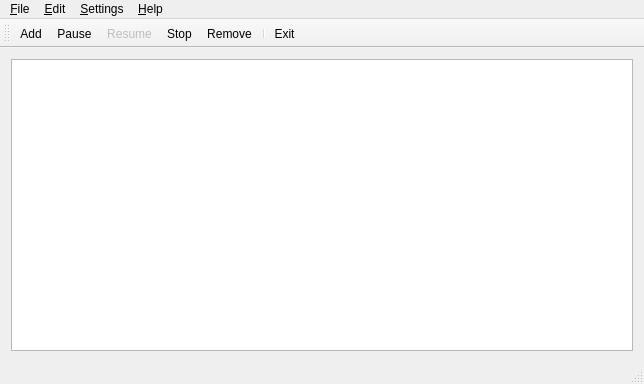
Qt form ui/mainwindow.ui (Alir3z4/yoDownet) before a commit.
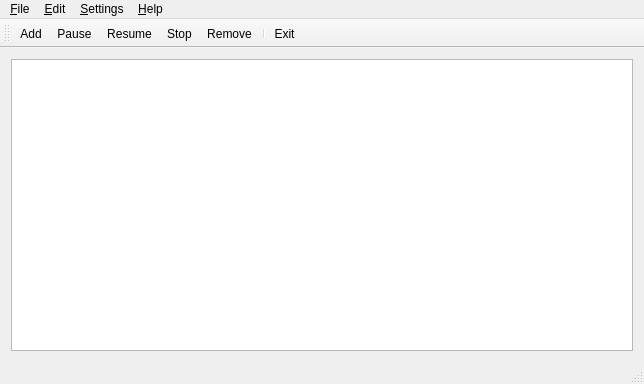
The same form after that commit. Icons and pictures are not drawn.

Commit message: Make Resume Action enable and visble on the MainWindow UI. Implement Resume action/functionality.

The edit to the form file:
```diff
--- a/ui/mainwindow.ui
+++ b/ui/mainwindow.ui
@@ -312,7 +312,7 @@
   </action>
   <action name="actionResume">
    <property name="enabled">
-    <bool>false</bool>
+    <bool>true</bool>
    </property>
    <property name="icon">
     <iconset theme="player_play">
```
Left out of the diff: 2 changed lines with no effect on the pictures. The commit also changes 2 other files.
